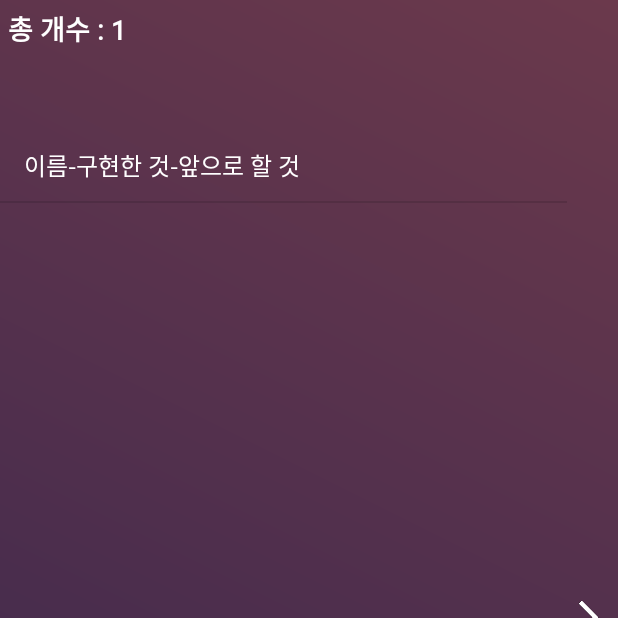
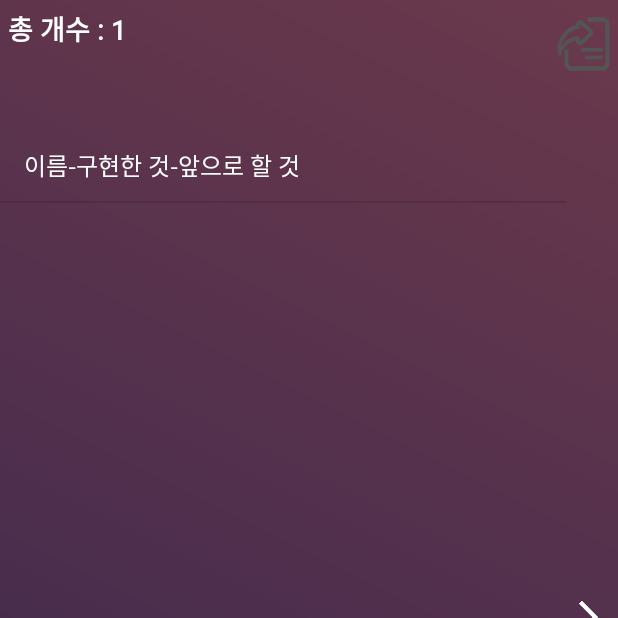
Before and after one commit to InVi-LEE/MaCCrum, an Android app: the screen it shows after launch (TextViewer), after a tap on "Tap on mic to speak", on a phone screen of 412 x 824 dp, the top half of it. Run offline under Robolectric (Android 15) with nearby library versions, the phone set to English and light mode, and no system bars; libraries missing offline, so code that uses them is left out: com.facebook.share, com.google.auth.oauth2, com.google.cloud.speech, io.grpc, io.grpc.internal and 2 more; 3 statements that could not run were skipped.

Commit message:
response 값 리턴 구현

```diff
--- a/app/src/main/java/com/example/q/maccrum/SummaryActivity.java
+++ b/app/src/main/java/com/example/q/maccrum/SummaryActivity.java
@@ -5,6 +5,7 @@ import android.net.Uri;
 import android.content.Intent;
 import android.support.v7.app.AppCompatActivity;
 import android.os.Bundle;
+import android.util.Log;
 import android.view.View;
 import android.widget.EditText;
 import android.widget.ImageButton;
@@ -20,6 +21,7 @@ public class SummaryActivity extends AppCompatActivity {
     private ImageButton submit;
 
     ArrayList<String> text;
+    String jsonArray;
 
     @Override
     protected void onCreate(Bundle savedInstanceState) {
@@ -50,6 +52,7 @@ public class SummaryActivity extends AppCompatActivity {
             text = new ArrayList<>();
         }
         HttpRequest httprequest = new HttpRequest();
-        httprequest.execute(text);
+        jsonArray = httprequest.execute(text).toString();
+        Log.d(">>>>>>>>>>>>",jsonArray);
     }
 }
--- a/app/src/main/java/com/example/q/maccrum/TextViewer.java
+++ b/app/src/main/java/com/example/q/maccrum/TextViewer.java
@@ -177,7 +177,7 @@ public class TextViewer extends AppCompatActivity {
             }
         });
 
-        submit = (ImageButton) findViewById(R.id.ProcessButton);
+        submit = (ImageButton) findViewById(R.id.processButton);
         shareDialog = new ShareDialog(this);
         submit.setOnClickListener(new View.OnClickListener() {
             @Override
--- a/app/src/main/res/layout/activity_text_viewer.xml
+++ b/app/src/main/res/layout/activity_text_viewer.xml
@@ -37,6 +37,22 @@
         android:layout_marginRight="1dp"
         android:layout_toLeftOf="@id/right"
         android:visibility="visible" />
+
+    <ImageButton
+        android:id="@+id/processButton"
+        android:layout_width="35dp"
+        android:layout_height="40dp"
+        android:layout_alignParentTop="true"
+        android:layout_alignParentEnd="true"
+        android:layout_marginStart="5dp"
+        android:layout_marginTop="9dp"
+        android:layout_marginEnd="5dp"
+        android:layout_marginBottom="5dp"
+        android:adjustViewBounds="true"
+        android:background="@null"
+        android:scaleType="fitXY"
+        android:scaleX="-1"
+        app:srcCompat="@drawable/ico_process" />
 
     <ImageButton
         android:id="@+id/right"
```
Also changed, not shown: app/src/main/java/com/example/q/maccrum/txttst.java (deleted, +0 -27 lines).
